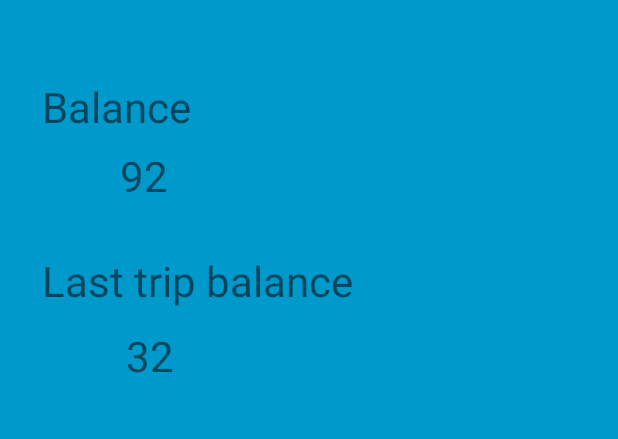
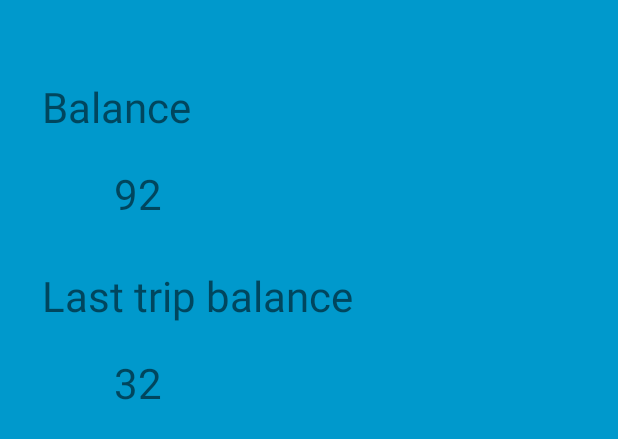
Before and after one commit to llevame/llevame-app, an Android app: the layout activity_balance.xml on its own in the app's theme, with its tools: preview values and no code run, on a phone screen of 412 x 824 dp. Shown: the top 439 px of the screen. Run offline under Robolectric (Android 15) with nearby library versions, the phone set to English and light mode, and no system bars.

Commit message:
Updated driver activity and balance activity to show the balance of the driver after a trip

```diff
--- a/app/src/main/java/com/llevame_app_project/Activities/PassengerActivity.java
+++ b/app/src/main/java/com/llevame_app_project/Activities/PassengerActivity.java
@@ -58,9 +58,6 @@ public class PassengerActivity extends AppCompatActivity{
         @Override
         public void onResponse(Call<TripResponseData> call, Response<TripResponseData> response) {
             tripCost = response.body().getTripStatus().getCost();
-            Toast.makeText(getApplicationContext(),
-                    "Trip cost: " + String.valueOf(tripCost),
-                    Toast.LENGTH_LONG).show();
             startBalanceActivity();
         }
 
--- a/app/src/main/java/com/llevame_app_project/Data/Remote/DriverServices.java
+++ b/app/src/main/java/com/llevame_app_project/Data/Remote/DriverServices.java
@@ -4,6 +4,7 @@ import com.llevame_app_project.Data.UserData.LocationData.StatusData;
 import com.llevame_app_project.Data.UserData.DriverData.DriverResponseData;
 import com.llevame_app_project.Data.UserData.LocationData.TripPatchResponseData;
 import com.llevame_app_project.Data.UserData.LocationData.TripResponseData;
+import com.llevame_app_project.Data.UserData.PassengerData.PassengerResponseData;
 
 import retrofit2.Call;
 import retrofit2.http.Body;
@@ -25,4 +26,6 @@ public interface DriverServices {
     Call<TripPatchResponseData> patchTripStatus(@Path("tripId") String tripId,
                                                 @Header("Authorization") String BearerPlusToken,
                                                 @Body StatusData status);
+    @GET("api/v1/account/me")
+    Call<DriverResponseData> getMyUser(@Header("Authorization") String BearerPlusToken);
 }
--- a/app/src/main/res/layout/activity_balance.xml
+++ b/app/src/main/res/layout/activity_balance.xml
@@ -22,10 +22,10 @@
 
     <TextView
         android:id="@+id/balanceText"
-        android:layout_width="161dp"
-        android:layout_height="46dp"
-        android:layout_marginStart="52dp"
-        android:layout_marginTop="8dp"
+        android:layout_width="225dp"
+        android:layout_height="44dp"
+        android:layout_marginStart="48dp"
+        android:layout_marginTop="20dp"
         android:ems="10"
         android:text="92"
         android:textSize="28dp"
@@ -45,13 +45,12 @@
 
     <TextView
         android:id="@+id/lastTripCostText"
-        android:layout_width="156dp"
-        android:layout_height="46dp"
-        android:layout_marginStart="56dp"
-        android:layout_marginTop="12dp"
+        android:layout_width="225dp"
+        android:layout_height="37dp"
+        android:layout_marginTop="20dp"
         android:ems="10"
         android:text="32"
         android:textSize="28dp"
-        app:layout_constraintStart_toStartOf="@+id/lastTripTagText"
+        app:layout_constraintStart_toStartOf="@+id/balanceText"
         app:layout_constraintTop_toBottomOf="@+id/lastTripTagText" />
 </android.support.constraint.ConstraintLayout>
```
Also changed, not shown: app/src/main/java/com/llevame_app_project/Activities/BalanceActivity.java (+27 -5 lines), app/src/main/java/com/llevame_app_project/Activities/DriverActivity.java (+34 -7 lines).
